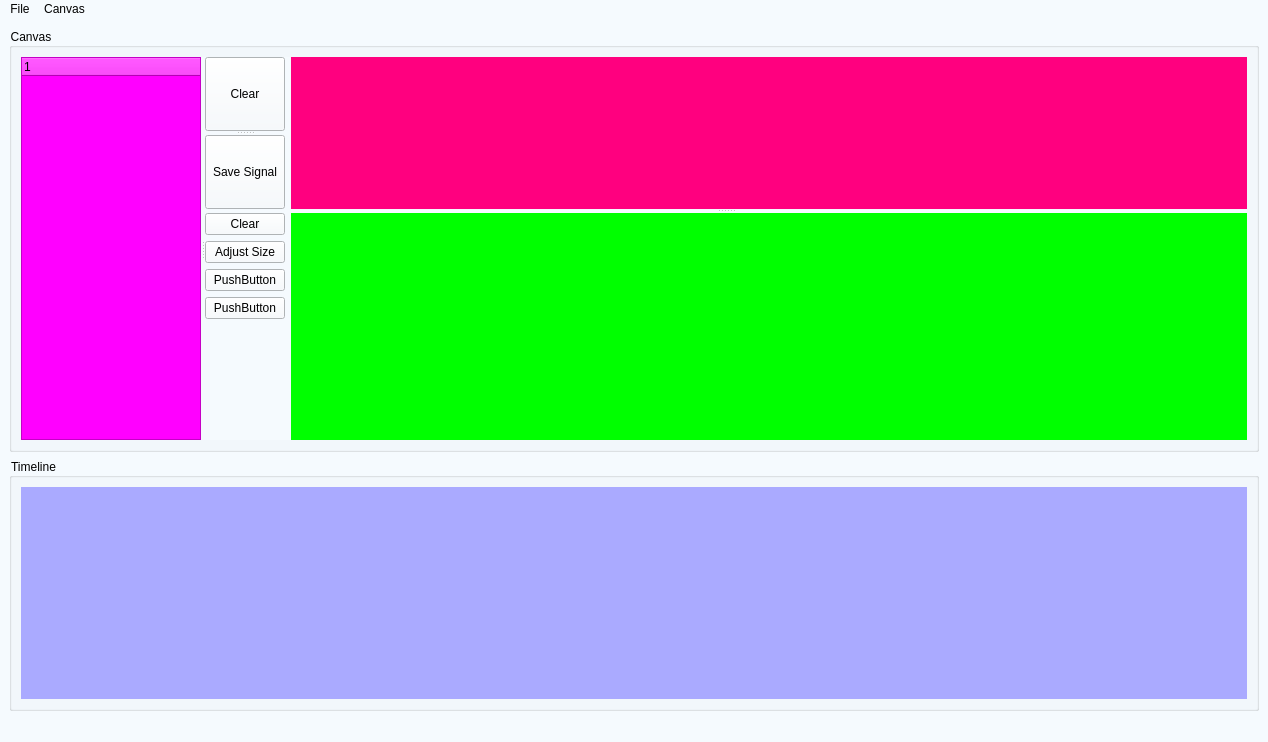
First picture: the form in main app/layout.ui, repository siyirenuoft/GUI_Workspace, before the edit.
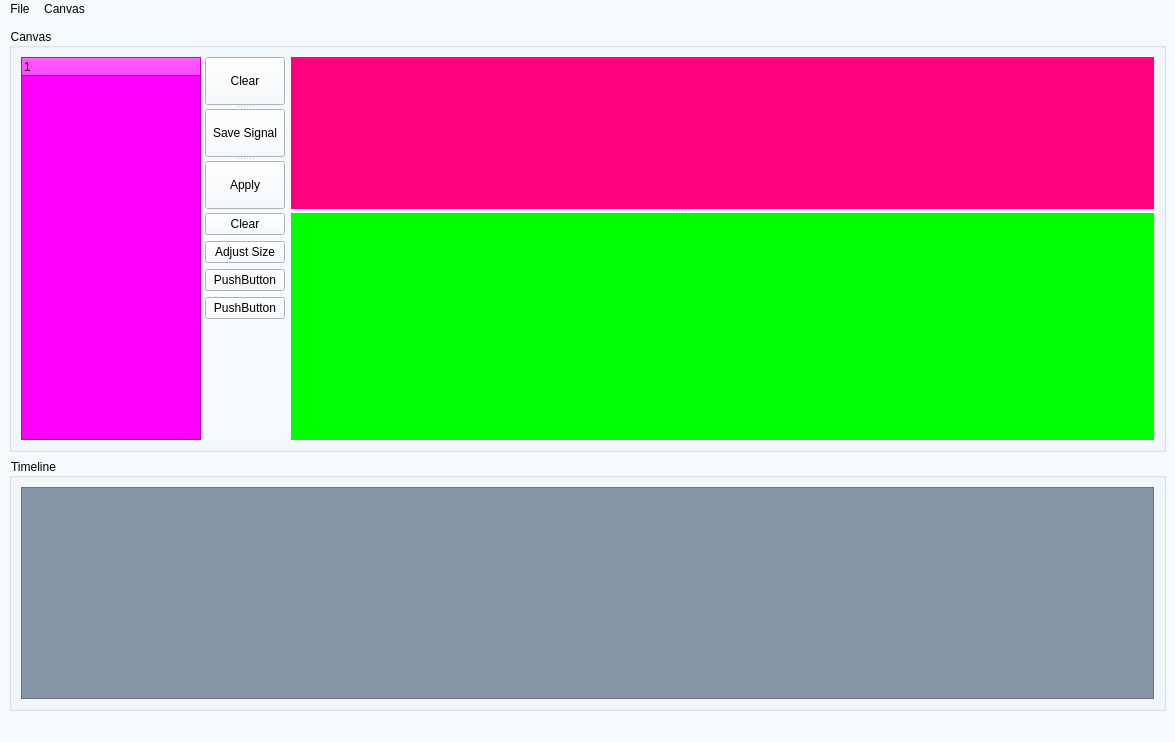
Second picture: the form after the edit.

```diff
--- a/main app/layout.ui
+++ b/main app/layout.ui
@@ -6,7 +6,7 @@
    <rect>
     <x>0</x>
     <y>0</y>
-    <width>1268</width>
+    <width>1175</width>
     <height>742</height>
    </rect>
   </property>
@@ -101,6 +101,11 @@
                      <string>Save Signal</string>
                     </property>
                    </widget>
+                   <widget class="QPushButton" name="pushButton_7">
+                    <property name="text">
+                     <string>Apply</string>
+                    </property>
+                   </widget>
                   </widget>
                  </widget>
                 </item>
@@ -360,10 +365,23 @@
               </spacer>
              </item>
              <item row="0" column="0">
-              <widget class="QWidget" name="widget_3" native="true">
+              <widget class="QScrollArea" name="scrollArea">
                <property name="styleSheet">
-                <string notr="true">background-color: rgb(170, 170, 255);</string>
+                <string notr="true">background-color: rgb(134,150,167);</string>
                </property>
+               <property name="widgetResizable">
+                <bool>true</bool>
+               </property>
+               <widget class="QWidget" name="scrollAreaWidgetContents">
+                <property name="geometry">
+                 <rect>
+                  <x>0</x>
+                  <y>0</y>
+                  <width>1119</width>
+                  <height>175</height>
+                 </rect>
+                </property>
+               </widget>
               </widget>
              </item>
             </layout>
@@ -382,7 +400,7 @@
     <rect>
      <x>0</x>
      <y>0</y>
-     <width>1268</width>
+     <width>1175</width>
      <height>22</height>
     </rect>
    </property>
```
